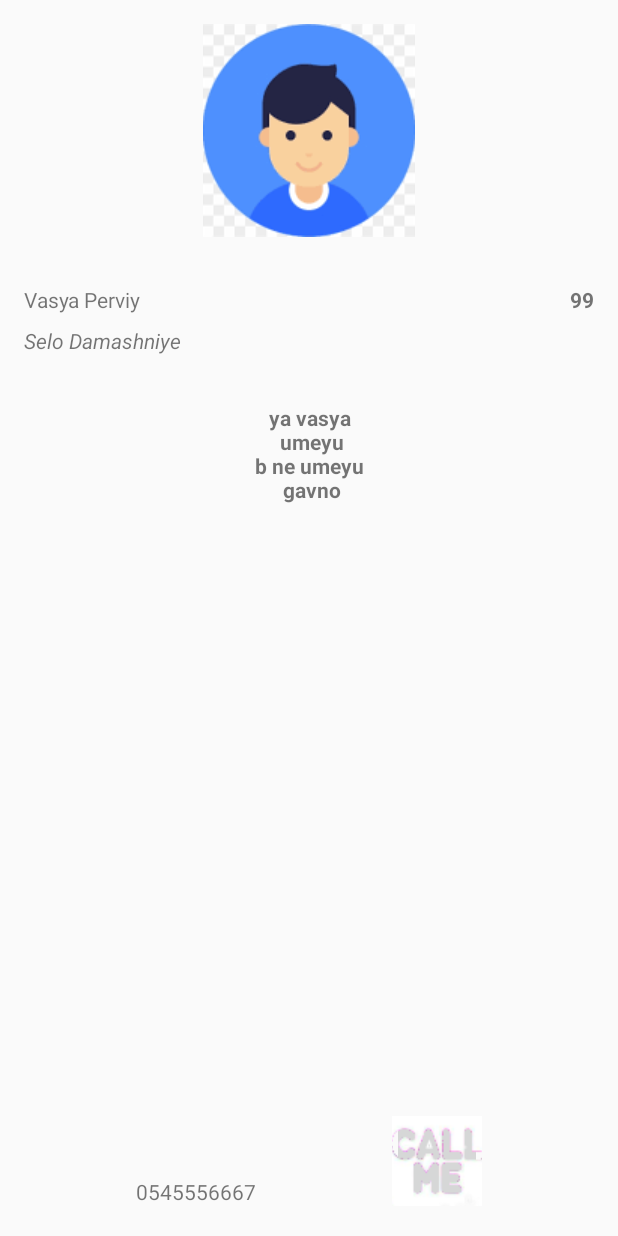
After one commit to dagidagi1/FlirtyTalk, an Android app: the PostDetailsFragment screen opened through its navigation route, on a phone screen of 412 x 824 dp. The commit adds this screen. Run offline under Robolectric (Android 15) with nearby library versions, the phone set to English and light mode, and no system bars; our stand-ins replace Firebase (no records; nobody signed in at launch, a user with empty details on screens opened directly); Roboto replaces fonts that are not available here.

Commit message:
post details fragment test

```diff
--- /dev/null
+++ b/app/src/main/java/com/example/flirtytalk/PostDetailsFragment.java
@@ -0,0 +1,64 @@
+package com.example.flirtytalk;
+
+import android.os.Bundle;
+
+import androidx.fragment.app.Fragment;
+
+import android.view.LayoutInflater;
+import android.view.View;
+import android.view.ViewGroup;
+
+/**
+ * A simple {@link Fragment} subclass.
+ * Use the {@link PostDetailsFragment#newInstance} factory method to
+ * create an instance of this fragment.
+ */
+public class PostDetailsFragment extends Fragment {
+
+    // TODO: Rename parameter arguments, choose names that match
+    // the fragment initialization parameters, e.g. ARG_ITEM_NUMBER
+    private static final String ARG_PARAM1 = "param1";
+    private static final String ARG_PARAM2 = "param2";
+
+    // TODO: Rename and change types of parameters
+    private String mParam1;
+    private String mParam2;
+
+    public PostDetailsFragment() {
+        // Required empty public constructor
+    }
+
+    /**
+     * Use this factory method to create a new instance of
+     * this fragment using the provided parameters.
+     *
+     * @param param1 Parameter 1.
+     * @param param2 Parameter 2.
+     * @return A new instance of fragment PostDetailsFragment.
+     */
+    // TODO: Rename and change types and number of parameters
+    public static PostDetailsFragment newInstance(String param1, String param2) {
+        PostDetailsFragment fragment = new PostDetailsFragment();
+        Bundle args = new Bundle();
+        args.putString(ARG_PARAM1, param1);
+        args.putString(ARG_PARAM2, param2);
+        fragment.setArguments(args);
+        return fragment;
+    }
+
+    @Override
+    public void onCreate(Bundle savedInstanceState) {
+        super.onCreate(savedInstanceState);
+        if (getArguments() != null) {
+            mParam1 = getArguments().getString(ARG_PARAM1);
+            mParam2 = getArguments().getString(ARG_PARAM2);
+        }
+    }
+
+    @Override
+    public View onCreateView(LayoutInflater inflater, ViewGroup container,
+                             Bundle savedInstanceState) {
+        // Inflate the layout for this fragment
+        return inflater.inflate(R.layout.fragment_post_details, container, false);
+    }
+}
--- /dev/null
+++ b/app/src/main/res/layout/fragment_post_details.xml
@@ -0,0 +1,87 @@
+<?xml version="1.0" encoding="utf-8"?>
+<androidx.constraintlayout.widget.ConstraintLayout xmlns:android="http://schemas.android.com/apk/res/android"
+    xmlns:app="http://schemas.android.com/apk/res-auto"
+    xmlns:tools="http://schemas.android.com/tools"
+    android:layout_width="match_parent"
+    android:layout_height="match_parent"
+    tools:context=".PostDetailsFragment">
+
+    <ImageView
+        android:id="@+id/post_details_avatar_iv"
+        android:layout_width="wrap_content"
+        android:layout_height="wrap_content"
+        android:layout_marginTop="16dp"
+        android:src="@drawable/avatar"
+        app:layout_constraintEnd_toEndOf="parent"
+        app:layout_constraintStart_toStartOf="parent"
+        app:layout_constraintTop_toTopOf="parent" />
+
+    <TextView
+        android:id="@+id/post_details_name_tv"
+        android:layout_width="wrap_content"
+        android:layout_height="wrap_content"
+        android:layout_marginStart="16dp"
+        android:layout_marginTop="32dp"
+        android:text="Vasya Perviy"
+        app:layout_constraintStart_toStartOf="parent"
+        app:layout_constraintTop_toBottomOf="@+id/post_details_avatar_iv" />
+
+    <TextView
+        android:id="@+id/post_details_age_tv"
+        android:layout_width="wrap_content"
+        android:layout_height="wrap_content"
+        android:layout_marginTop="32dp"
+        android:layout_marginEnd="16dp"
+        android:text="99"
+        android:textAlignment="center"
+        android:textStyle="bold"
+        app:layout_constraintEnd_toEndOf="parent"
+        app:layout_constraintTop_toBottomOf="@+id/post_details_avatar_iv" />
+
+    <TextView
+        android:id="@+id/post_details_city_tv"
+        android:layout_width="wrap_content"
+        android:layout_height="wrap_content"
+        android:layout_marginStart="16dp"
+        android:layout_marginTop="8dp"
+        android:text="Selo Damashniye"
+        android:textStyle="italic"
+        app:layout_constraintStart_toStartOf="parent"
+        app:layout_constraintTop_toBottomOf="@+id/post_details_name_tv" />
+
+    <TextView
+        android:id="@+id/post_details_text_tv"
+        android:layout_width="wrap_content"
+        android:layout_height="wrap_content"
+        android:layout_marginStart="50dp"
+        android:layout_marginTop="32dp"
+        android:layout_marginEnd="50dp"
+        android:text="ya vasya\n umeyu\nb ne umeyu\n gavno"
+        android:textAlignment="center"
+        android:textStyle="bold"
+        app:layout_constraintEnd_toEndOf="parent"
+        app:layout_constraintStart_toStartOf="parent"
+        app:layout_constraintTop_toBottomOf="@+id/post_details_city_tv" />
+
+    <TextView
+        android:id="@+id/post_details_phone_tv"
+        android:layout_width="wrap_content"
+        android:layout_height="wrap_content"
+        android:layout_marginBottom="20dp"
+        android:text="0545556667"
+        app:layout_constraintBottom_toBottomOf="parent"
+        app:layout_constraintEnd_toStartOf="@+id/post_details_callme_image_btn"
+        app:layout_constraintHorizontal_bias="0.5"
+        app:layout_constraintStart_toStartOf="parent" />
+
+    <ImageButton
+        android:id="@+id/post_details_callme_image_btn"
+        android:layout_width="60dp"
+        android:layout_height="60dp"
+        android:layout_marginBottom="20dp"
+        android:src="@drawable/call_me_v1"
+        app:layout_constraintBottom_toBottomOf="parent"
+        app:layout_constraintEnd_toEndOf="parent"
+        app:layout_constraintHorizontal_bias="0.5"
+        app:layout_constraintStart_toEndOf="@+id/post_details_phone_tv" />
+</androidx.constraintlayout.widget.ConstraintLayout>
--- a/app/src/main/res/navigation/nav_graph.xml
+++ b/app/src/main/res/navigation/nav_graph.xml
@@ -18,6 +18,9 @@
         <action
             android:id="@+id/action_welcomeFragment_to_homeFragment"
             app:destination="@id/homeFragment" />
+        <action
+            android:id="@+id/action_welcomeFragment_self"
+            app:destination="@id/welcomeFragment" />
     </fragment>
     <fragment
         android:id="@+id/logInFragment"
@@ -45,5 +48,13 @@
         <action
             android:id="@+id/action_homeFragment_to_welcomeFragment"
             app:destination="@id/welcomeFragment" />
+        <action
+            android:id="@+id/action_homeFragment_to_postDetailsFragment"
+            app:destination="@id/postDetailsFragment" />
     </fragment>
+    <fragment
+        android:id="@+id/postDetailsFragment"
+        android:name="com.example.flirtytalk.PostDetailsFragment"
+        android:label="fragment_post_details"
+        tools:layout="@layout/fragment_post_details" />
 </navigation>
```
Also changed, not shown: app/src/main/res/drawable/call_me_v1.png (added).
